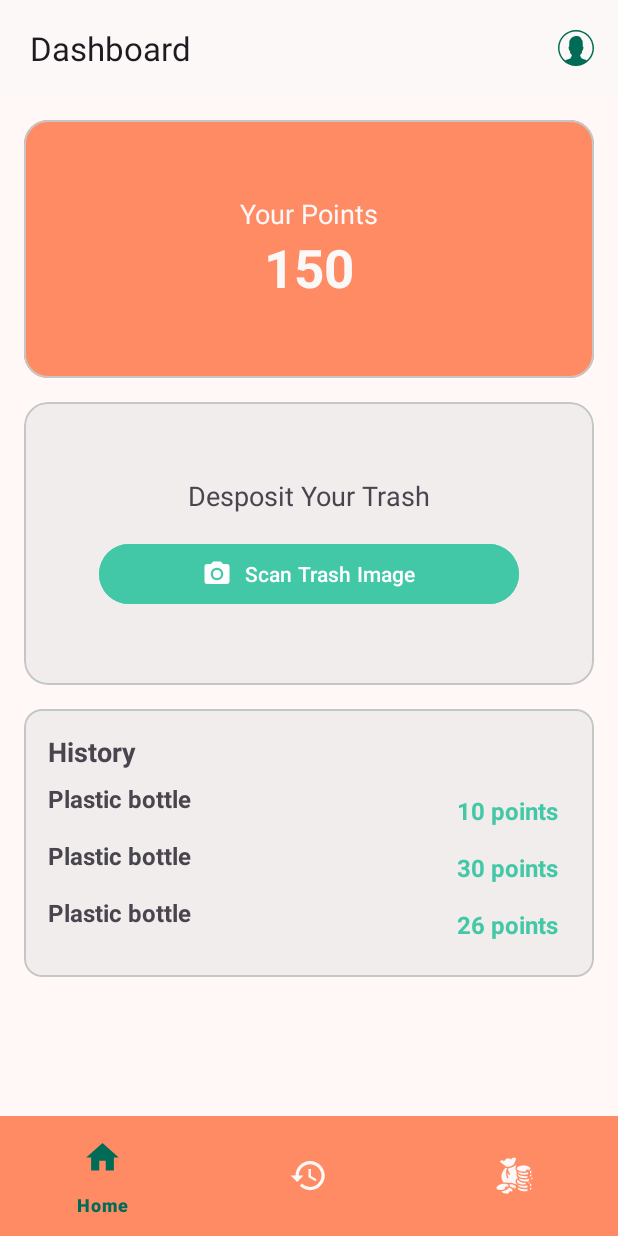
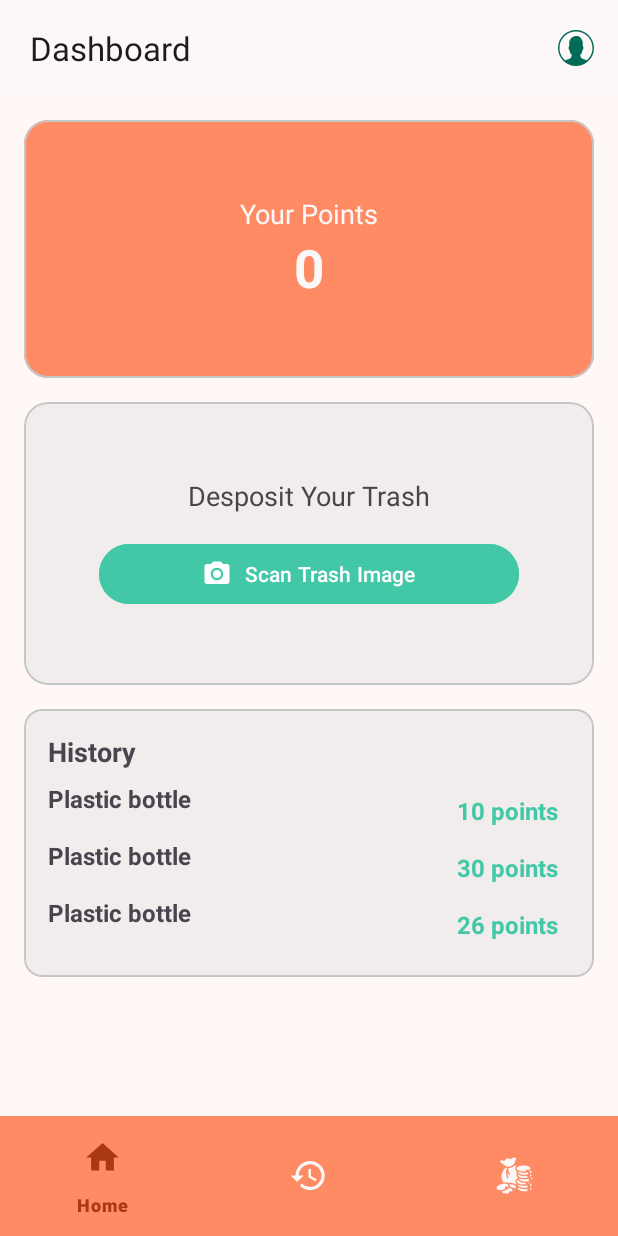
Before and after one commit to Recycly-project/md_work_space, an Android app: the screen it shows after launch (MainActivity), on a phone screen of 412 x 824 dp. Run offline under Robolectric (Android 15) with nearby library versions, the phone set to English and light mode, and no system bars; our stand-ins replace navigation-ui.

Commit message:
Implements points feature using preference

```diff
--- a/app/src/main/java/com/koaladev/recycly/ui/fragment/HomeFragment.kt
+++ b/app/src/main/java/com/koaladev/recycly/ui/fragment/HomeFragment.kt
@@ -1,18 +1,27 @@
 package com.koaladev.recycly.ui.fragment
 
+import android.annotation.SuppressLint
 import android.os.Bundle
+import android.util.Log
 import androidx.fragment.app.Fragment
 import android.view.LayoutInflater
 import android.view.View
 import android.view.ViewGroup
+import androidx.fragment.app.viewModels
 import androidx.navigation.fragment.findNavController
 import com.koaladev.recycly.R
 import com.koaladev.recycly.databinding.FragmentHomeBinding
+import com.koaladev.recycly.ui.viewmodel.RecyclyViewModel
+import com.koaladev.recycly.ui.viewmodel.ViewModelFactory
 
 class HomeFragment : Fragment() {
 
     private lateinit var _binding: FragmentHomeBinding
     private val binding get() = _binding
+
+    private val viewModel: RecyclyViewModel by viewModels{
+        ViewModelFactory.getInstance(requireContext())
+    }
 
     override fun onCreateView(
         inflater: LayoutInflater, container: ViewGroup?,
@@ -25,9 +34,18 @@ class HomeFragment : Fragment() {
     override fun onViewCreated(view: View, savedInstanceState: Bundle?) {
         super.onViewCreated(view, savedInstanceState)
 
-        binding.tvPointsValue.text = "150"
+        viewModel.points.observe(viewLifecycleOwner) { points ->
+            binding.tvPointsValue.text = points.toString()
+            Log.d("HomeFragment", "Points updated: $points")
+        }
+
         binding.btnScanTrash.setOnClickListener {
             findNavController().navigate(R.id.action_homeFragment_to_scanActivity)
         }
     }
+
+    override fun onResume() {
+        super.onResume()
+        viewModel.refreshPoints()
+    }
 }
--- a/app/src/main/java/com/koaladev/recycly/ui/viewmodel/RecyclyViewModel.kt
+++ b/app/src/main/java/com/koaladev/recycly/ui/viewmodel/RecyclyViewModel.kt
@@ -1,7 +1,10 @@
 package com.koaladev.recycly.ui.viewmodel
 
+import android.app.Application
+import android.content.Context
 import android.net.Uri
 import android.util.Log
+import androidx.lifecycle.AndroidViewModel
 import androidx.lifecycle.LiveData
 import androidx.lifecycle.MutableLiveData
 import androidx.lifecycle.ViewModel
@@ -11,15 +14,10 @@ import com.koaladev.recycly.data.response.UploadResponse
 import kotlinx.coroutines.launch
 import java.io.File
 
-class RecyclyViewModel(private val recyclyRepository: RecyclyRepository): ViewModel() {
+class RecyclyViewModel(application: Application, private val recyclyRepository: RecyclyRepository): AndroidViewModel(application) {
 
-    // Get
-    private var _points: MutableLiveData<Int> = MutableLiveData()
+    private val _points = MutableLiveData<Int>()
     val points: LiveData<Int> get() = _points
-
-    fun setPoints(point: Int) {
-        _points.value = point
-    }
 
     private val _currentImageUri = MutableLiveData<Uri?>()
     val currentImageUri: LiveData<Uri?> get() = _currentImageUri
@@ -30,13 +28,35 @@ class RecyclyViewModel(private val recyclyRepository: RecyclyRepository): ViewMo
     private val _isLoading = MutableLiveData<Boolean>()
     val isLoading: LiveData<Boolean> get() = _isLoading
 
+    init {
+        refreshPoints()
+    }
     fun setCurrentImageUri(uri: Uri?) {
         _currentImageUri.value = uri
     }
 
-    private fun addPoints(point: Int) {
-        val currentPoints = _points.value?: 0
-        _points.value = currentPoints + point
+    fun addPoints(newPoints: Int) {
+        val currentPoints = _points.value ?: 0
+        val updatedPoints = currentPoints + newPoints
+        _points.value = updatedPoints
+        Log.d("RecyclyViewModel", "Points added: $newPoints, Total: $updatedPoints")
+
+        val sharedPref = getApplication<Application>().getSharedPreferences("MyPrefs", Context.MODE_PRIVATE)
+        with(sharedPref.edit()) {
+            putInt("POINTS", updatedPoints)
+            apply()
+        }
+
+        Log.d("RecyclyViewModel", "Points added: $newPoints, Total: $updatedPoints")
+
+    }
+
+    fun refreshPoints() {
+        val sharedPref = getApplication<Application>().getSharedPreferences("MyPrefs", Context.MODE_PRIVATE)
+        val savedPoints = sharedPref.getInt("POINTS", 0)
+        _points.value = savedPoints
+
+        Log.d("RecyclyViewModel", "Points refreshed: $savedPoints")
     }
 
     fun uploadImage(file: File) {
@@ -46,7 +66,9 @@ class RecyclyViewModel(private val recyclyRepository: RecyclyRepository): ViewMo
                 val result = recyclyRepository.uploadImage(file)
                 _uploadResult.value = result
                 if (result.isSuccess) {
-                    result.getOrNull()?.points ?.let { addPoints(it) }
+                    result.getOrNull()?.points ?.let {
+                        refreshPoints()
+                    }
                 }
             } catch (e: Exception) {
                 Log.e("ViewModel", "Upload failed", e)
--- a/app/src/main/java/com/koaladev/recycly/ui/viewmodel/ViewModelFactory.kt
+++ b/app/src/main/java/com/koaladev/recycly/ui/viewmodel/ViewModelFactory.kt
@@ -1,5 +1,6 @@
 package com.koaladev.recycly.ui.viewmodel
 
+import android.app.Application
 import android.content.Context
 import androidx.lifecycle.ViewModel
 import androidx.lifecycle.ViewModelProvider
@@ -7,13 +8,14 @@ import com.koaladev.recycly.data.repository.RecyclyRepository
 import com.koaladev.recycly.di.Injection
 
 class ViewModelFactory(
+    private val application: Application,
     private val recyclyRepository: RecyclyRepository
 ) : ViewModelProvider.NewInstanceFactory() {
     @Suppress("UNCHECKED_CAST")
     override fun <T : ViewModel> create(modelClass: Class<T>): T {
         return when {
             modelClass.isAssignableFrom(RecyclyViewModel::class.java) -> {
-                RecyclyViewModel(recyclyRepository) as T
+                RecyclyViewModel(application, recyclyRepository) as T
             }
             else -> {
                 throw IllegalArgumentException("Unknown ViewModel class: ${modelClass.name}")
@@ -27,7 +29,9 @@ class ViewModelFactory(
         fun getInstance(context: Context): ViewModelFactory {
             if (INSTANCE == null) {
                 synchronized(ViewModelFactory::class.java) {
+                    val application = context.applicationContext as Application
                     INSTANCE = ViewModelFactory(
+                        application,
                         Injection.provideRecyclyRepository(context)
                     )
                 }
--- a/app/src/main/res/drawable/bottom_nav_color.xml
+++ b/app/src/main/res/drawable/bottom_nav_color.xml
@@ -1,7 +1,7 @@
 <?xml version="1.0" encoding="utf-8"?>
 <selector xmlns:android="http://schemas.android.com/apk/res/android">
     <item
-        android:color="?attr/colorSecondary"
+        android:color="?attr/colorPrimary"
         android:state_checked="true" />
     <item
         android:color="?attr/colorSurface"
```
Also changed, not shown: app/src/main/java/com/koaladev/recycly/ui/activity/ScanActivity.kt (+12 -1 lines).
